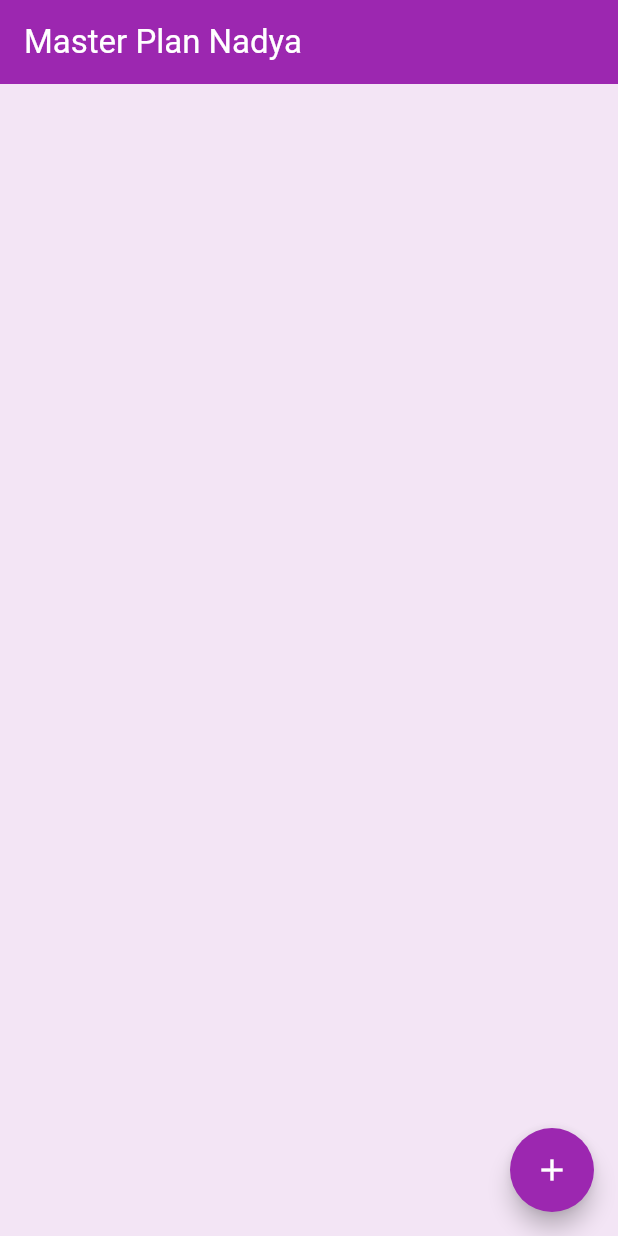
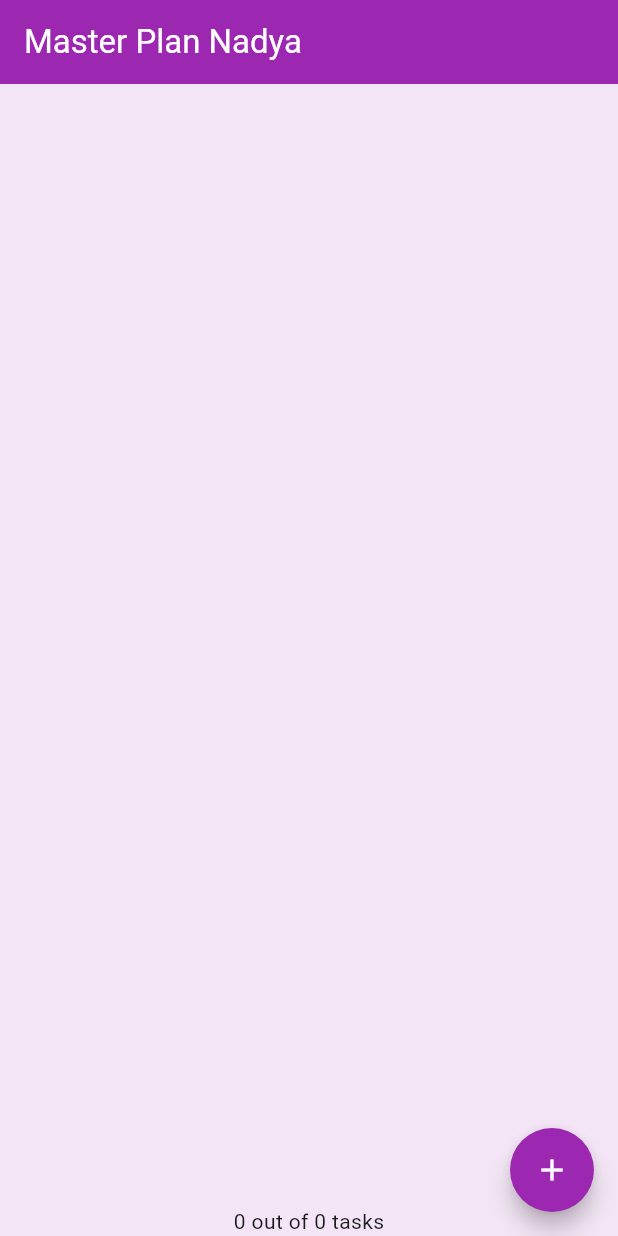
Before and after one commit to hapsariputri14/pemograman-mobile, a Flutter app: the screen it shows after launch, on a phone screen of 412 x 824 dp. Run offline on Flutter 3.47's test engine with Material 3 defaults, Android fonts, the light colour scheme and no system bars; our stand-ins replace auto_size_text, camera, flutter_tts, go_router; missing offline and left inert: google_mlkit_text_recognition.

Commit message:
Praktikum 2: Implementasi InheritedWidget dan InheritedNotifier pada Master Plan

```diff
--- a/minggu_10/master_plan/lib/main.dart
+++ b/minggu_10/master_plan/lib/main.dart
@@ -1,17 +1,21 @@
 import 'package:flutter/material.dart';
 import './views/plan_screen.dart';
+import './provider/plan_provider.dart';
+import './models/data_layer.dart';
 
 void main() => runApp(MasterPlanApp());
 
 class MasterPlanApp extends StatelessWidget {
   const MasterPlanApp({super.key});
 
-  // This widget is the root of your application.
   @override
   Widget build(BuildContext context) {
     return MaterialApp(
-     theme: ThemeData(primarySwatch: Colors.purple),
-     home: PlanScreen(),
+      theme: ThemeData(primarySwatch: Colors.purple),
+      home: PlanProvider(
+        notifier: ValueNotifier<Plan>(const Plan()),
+        child: const PlanScreen(),
+      ),
     );
   }
 }
--- a/minggu_10/master_plan/lib/models/plan.dart
+++ b/minggu_10/master_plan/lib/models/plan.dart
@@ -4,6 +4,12 @@ class Plan {
   final String name;
   final List<Task> tasks;
 
+  const Plan({this.name = '', this.tasks = const []});
 
-  const Plan({this.name = '', this.tasks = const []});
+  int get completedCount => tasks
+      .where((task) => task.complete)
+      .length;
+
+  String get completenessMessage =>
+      '$completedCount out of ${tasks.length} tasks';
 }
--- /dev/null
+++ b/minggu_10/master_plan/lib/provider/plan_provider.dart
@@ -0,0 +1,13 @@
+import 'package:flutter/material.dart';
+import '../models/data_layer.dart';
+
+class PlanProvider extends InheritedNotifier<ValueNotifier<Plan>> {
+  const PlanProvider({super.key, required Widget child, required
+   ValueNotifier<Plan> notifier})
+  : super(child: child, notifier: notifier);
+
+  static ValueNotifier<Plan> of(BuildContext context) {
+   return context.
+    dependOnInheritedWidgetOfExactType<PlanProvider>()!.notifier!;
+  }
+}
--- a/minggu_10/master_plan/lib/views/plan_screen.dart
+++ b/minggu_10/master_plan/lib/views/plan_screen.dart
@@ -1,4 +1,5 @@
 import '../models/data_layer.dart';
+import '../provider/plan_provider.dart';
 import 'package:flutter/material.dart';
 
 class PlanScreen extends StatefulWidget {
@@ -9,7 +10,6 @@ class PlanScreen extends StatefulWidget {
 }
 
 class _PlanScreenState extends State<PlanScreen> {
-  Plan plan = const Plan();
   late ScrollController scrollController;
 
   @override
@@ -33,75 +33,77 @@ class _PlanScreenState extends State<PlanScreen> {
         ),
         backgroundColor: Colors.purple,
       ),
-      body: _buildList(),
-      floatingActionButton: _buildAddTaskButton(),
+      body: ValueListenableBuilder<Plan>(
+        valueListenable: PlanProvider.of(context),
+        builder: (context, plan, child) {
+          return Column(
+            children: [
+              Expanded(child: _buildList(plan)),
+              SafeArea(child: Text(plan.completenessMessage)),
+            ],
+          );
+        },
+      ),
+      floatingActionButton: _buildAddTaskButton(context),
       backgroundColor: Colors.purple[50],
     );
   }
 
-  Widget _buildAddTaskButton() {
+  Widget _buildAddTaskButton(BuildContext context) {
+    ValueNotifier<Plan> planNotifier = PlanProvider.of(context);
     return FloatingActionButton(
       backgroundColor: Colors.purple,
       shape: const CircleBorder(),
-      child: const Icon(
-        Icons.add,
-        color: Colors.white,
-      ),
+      child: const Icon(Icons.add, color: Colors.white),
       onPressed: () {
-        setState(() {
-          plan = Plan(
-            name: plan.name,
-            tasks: List<Task>.from(plan.tasks)..add(const Task()),
+        Plan currentPlan = planNotifier.value;
+        planNotifier.value = Plan(
+          name: currentPlan.name,
+          tasks: List<Task>.from(currentPlan.tasks)..add(const Task()),
         );
-        });
       },
     );
   }
 
-  Widget _buildList() {
+  Widget _buildList(Plan plan) {
     return ListView.builder(
       controller: scrollController,
-      keyboardDismissBehavior:
-          Theme.of(context).platform == TargetPlatform.iOS
-              ? ScrollViewKeyboardDismissBehavior.onDrag
-              : ScrollViewKeyboardDismissBehavior.manual,
       itemCount: plan.tasks.length,
       itemBuilder: (context, index) =>
-          _buildTaskTile(plan.tasks[index], index),
+          _buildTaskTile(plan.tasks[index], index, context),
     );
   }
 
-  Widget _buildTaskTile(Task task, int index) {
+  Widget _buildTaskTile(Task task, int index, BuildContext context) {
+    ValueNotifier<Plan> planNotifier = PlanProvider.of(context);
     return ListTile(
       leading: Checkbox(
         activeColor: Colors.purple,
         value: task.complete,
         onChanged: (selected) {
-          setState(() {
-            plan = Plan(
-              name: plan.name,
-              tasks: List<Task>.from(plan.tasks)
+          Plan currentPlan = planNotifier.value;
+          planNotifier.value = Plan(
+            name: currentPlan.name,
+            tasks: List<Task>.from(currentPlan.tasks)
               ..[index] = Task(
                 description: task.description,
                 complete: selected ?? false,
               ),
           );
-          });
         },
       ),
       title: TextFormField(
         initialValue: task.description,
         onChanged: (text) {
-          setState(() {
-            plan = Plan(
-              name: plan.name,
-              tasks: List<Task>.from(plan.tasks)
+          Plan currentPlan = planNotifier.value;
+          planNotifier.value = Plan(
+            name: currentPlan.name,
+            tasks: List<Task>.from(currentPlan.tasks)
               ..[index] = Task(
                 description: text,
                 complete: task.complete,
               ),
           );
-          });
         },
       ),
     );
```
Lines whose indentation alone changed are shown as unchanged.
